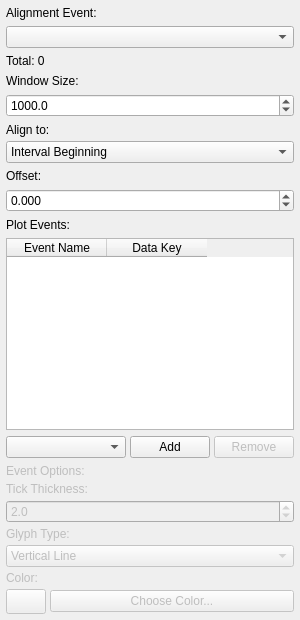
Before: the Qt Designer form src/WhiskerToolbox/Plots/EventPlotWidget/UI/EventPlotPropertiesWidget.ui in paulmthompson/WhiskerToolbox, drawn with Qt 5.
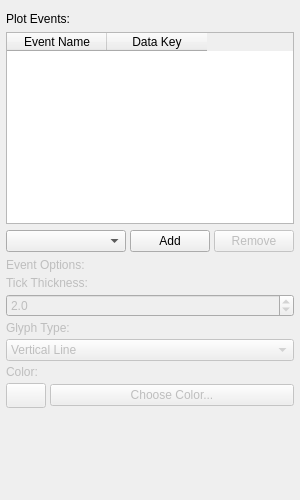
After: the same form once the commit is applied.

Commit message: refactor out the alignment controls

Patch:
```diff
--- a/src/WhiskerToolbox/Plots/EventPlotWidget/UI/EventPlotPropertiesWidget.ui
+++ b/src/WhiskerToolbox/Plots/EventPlotWidget/UI/EventPlotPropertiesWidget.ui
@@ -30,14 +30,7 @@
     <number>6</number>
    </property>
    <item>
-    <widget class="QLabel" name="alignment_event_label">
-     <property name="text">
-      <string>Alignment Event:</string>
-     </property>
-    </widget>
-   </item>
-   <item>
-    <widget class="QComboBox" name="alignment_event_combo">
+    <widget class="QWidget" name="alignment_widget_placeholder" native="true">
      <property name="sizePolicy">
       <sizepolicy hsizetype="Expanding" vsizetype="Fixed">
        <horstretch>0</horstretch>
@@ -46,125 +39,6 @@
      </property>
     </widget>
    </item>
-   <item>
-    <widget class="QLabel" name="total_count_label">
-     <property name="text">
-      <string>Total: 0</string>
-     </property>
-    </widget>
-   </item>
-   <item>
-    <widget class="QLabel" name="window_size_label">
-     <property name="text">
-      <string>Window Size:</string>
-     </property>
-    </widget>
-   </item>
-   <item>
-    <widget class="QDoubleSpinBox" name="window_size_spinbox">
-     <property name="sizePolicy">
-      <sizepolicy hsizetype="Expanding" vsizetype="Fixed">
-       <horstretch>0</horstretch>
-       <verstretch>0</verstretch>
-      </sizepolicy>
-     </property>
-     <property name="decimals">
-      <number>1</number>
-     </property>
-     <property name="minimum">
-      <double>0.10000000000000001</double>
-     </property>
-     <property name="maximum">
-      <double>999999.00000000000</double>
-     </property>
-     <property name="singleStep">
-      <double>100.00000000000000</double>
-     </property>
-     <property name="value">
-      <double>1000.0000000000000</double>
-     </property>
-    </widget>
-   </item>
-   <item>
-    <widget class="QWidget" name="interval_alignment_widget" native="true">
-     <property name="visible">
-      <bool>false</bool>
-     </property>
-     <layout class="QVBoxLayout" name="interval_alignment_layout">
-      <property name="spacing">
-       <number>4</number>
-      </property>
-      <property name="leftMargin">
-       <number>0</number>
-      </property>
-      <property name="topMargin">
-       <number>0</number>
-      </property>
-      <property name="rightMargin">
-       <number>0</number>
-      </property>
-      <property name="bottomMargin">
-       <number>0</number>
-      </property>
-      <item>
-       <widget class="QLabel" name="interval_alignment_label">
-        <property name="text">
-         <string>Align to:</string>
-        </property>
-       </widget>
-      </item>
-      <item>
-       <widget class="QComboBox" name="interval_alignment_combo">
-        <property name="sizePolicy">
-         <sizepolicy hsizetype="Expanding" vsizetype="Fixed">
-          <horstretch>0</horstretch>
-          <verstretch>0</verstretch>
-         </sizepolicy>
-        </property>
-        <item>
-         <property name="text">
-          <string>Interval Beginning</string>
-         </property>
-        </item>
-        <item>
-         <property name="text">
-          <string>Interval End</string>
-         </property>
-        </item>
-       </widget>
-      </item>
-     </layout>
-    </widget>
-   </item>
-   <item>
-    <widget class="QLabel" name="offset_label">
-     <property name="text">
-      <string>Offset:</string>
-     </property>
-    </widget>
-   </item>
-   <item>
-    <widget class="QDoubleSpinBox" name="offset_spinbox">
-     <property name="sizePolicy">
-      <sizepolicy hsizetype="Expanding" vsizetype="Fixed">
-       <horstretch>0</horstretch>
-       <verstretch>0</verstretch>
-      </sizepolicy>
-     </property>
-     <property name="decimals">
-      <number>3</number>
-     </property>
-     <property name="minimum">
-      <double>-999999.00000000000</double>
-     </property>
-     <property name="maximum">
-      <double>999999.00000000000</double>
-     </property>
-     <property name="singleStep">
-      <double>1.00000000000</double>
-     </property>
-    </widget>
-   </item>
    <item>
     <widget class="QLabel" name="plot_events_label">
      <property name="text">
```
The commit also changes 26 other files.
